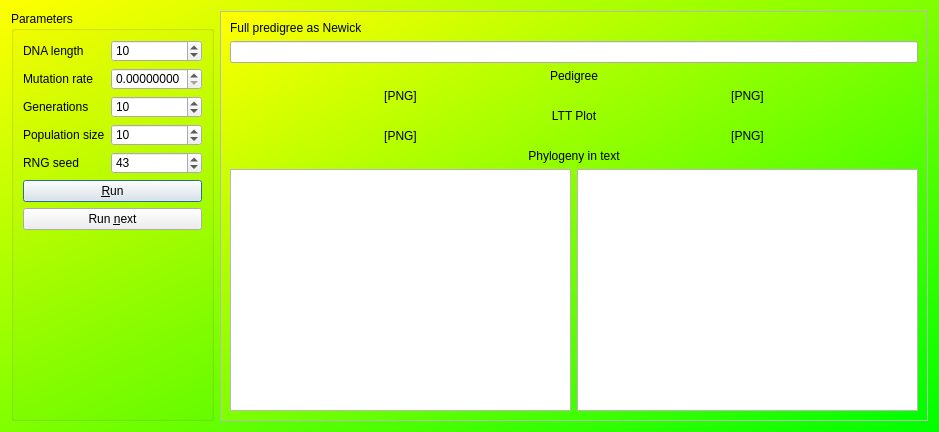
Above: Tools/ToolFisherWrighter/qtfisherwrightermaindialog.ui from richelbilderbeek/ProjectRichelBilderbeek before the change. Below: the same form after it.
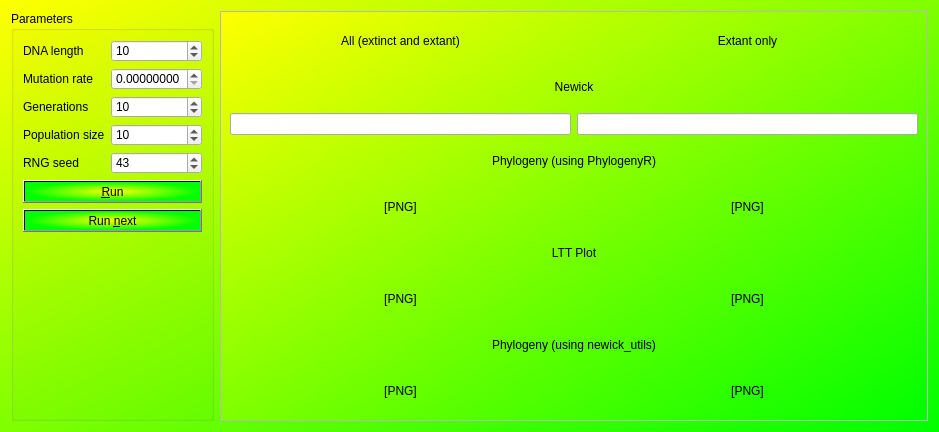
That is the form after the change.

Diff of the .ui file:
```diff
--- a/Tools/ToolFisherWrighter/qtfisherwrightermaindialog.ui
+++ b/Tools/ToolFisherWrighter/qtfisherwrightermaindialog.ui
@@ -20,7 +20,14 @@
 
 QWidget#results { 
   background-color: qlineargradient(x1: 0, y1: 0, x2: 1, y2: 1, stop: 0  #ffff00, stop: 1 #00ff00);
-}</string>
+}
+
+QPushButton
+{
+  color: #000;
+  background-color: qradialgradient(cx: 0.5, cy: 0.5,fx: 0.5, fy: 0.5,radius: 0.5, stop: 0 #ff0, stop: 1 #0f0);
+}
+</string>
   </property>
   <layout class="QGridLayout" name="gridLayout">
    <item row="0" column="0">
@@ -164,8 +171,8 @@
        </rect>
       </property>
       <layout class="QGridLayout" name="gridLayout_2">
-       <item row="3" column="0">
-        <widget class="QLabel" name="image_phylogeny">
+       <item row="9" column="1">
+        <widget class="QLabel" name="image_phylogeny_extant_newickutils">
          <property name="text">
           <string>[PNG]</string>
          </property>
@@ -174,17 +181,7 @@
          </property>
         </widget>
        </item>
-       <item row="3" column="1">
-        <widget class="QLabel" name="image_phylogeny_extant">
-         <property name="text">
-          <string>[PNG]</string>
-         </property>
-         <property name="alignment">
-          <set>Qt::AlignCenter</set>
-         </property>
-        </widget>
-       </item>
-       <item row="5" column="0">
+       <item row="7" column="0">
         <widget class="QLabel" name="image_lttPlot">
          <property name="text">
           <string>[PNG]</string>
@@ -194,8 +191,18 @@
          </property>
         </widget>
        </item>
+       <item row="5" column="0">
+        <widget class="QLabel" name="image_phylogeny">
+         <property name="text">
+          <string>[PNG]</string>
+         </property>
+         <property name="alignment">
+          <set>Qt::AlignCenter</set>
+         </property>
+        </widget>
+       </item>
        <item row="5" column="1">
-        <widget class="QLabel" name="image_lttPlot_extant">
+        <widget class="QLabel" name="image_phylogeny_extant">
          <property name="text">
           <string>[PNG]</string>
          </property>
@@ -204,59 +211,90 @@
          </property>
         </widget>
        </item>
-       <item row="7" column="0">
-        <widget class="QPlainTextEdit" name="text_newick">
-         <property name="font">
-          <font>
-           <family>Courier New</family>
-          </font>
+       <item row="8" column="0" colspan="2">
+        <widget class="QLabel" name="label_full_pedigree_as_txt">
+         <property name="text">
+          <string>Phylogeny (using newick_utils)</string>
          </property>
-         <property name="readOnly">
-          <bool>true</bool>
+         <property name="alignment">
+          <set>Qt::AlignCenter</set>
+         </property>
+        </widget>
+       </item>
+       <item row="9" column="0">
+        <widget class="QLabel" name="image_phylogeny_newickutils">
+         <property name="text">
+          <string>[PNG]</string>
+         </property>
+         <property name="alignment">
+          <set>Qt::AlignCenter</set>
+         </property>
+        </widget>
+       </item>
+       <item row="1" column="1">
+        <widget class="QLabel" name="label_extant">
+         <property name="text">
+          <string>Extant only</string>
+         </property>
+         <property name="alignment">
+          <set>Qt::AlignCenter</set>
+         </property>
+        </widget>
+       </item>
+       <item row="6" column="0" colspan="2">
+        <widget class="QLabel" name="label_lttPlot">
+         <property name="text">
+          <string>LTT Plot</string>
+         </property>
+         <property name="alignment">
+          <set>Qt::AlignCenter</set>
+         </property>
+        </widget>
+       </item>
+       <item row="3" column="1">
+        <widget class="QLineEdit" name="line_newick_extant"/>
+       </item>
+       <item row="4" column="0" colspan="2">
+        <widget class="QLabel" name="label_full_pedigree_as_png">
+         <property name="text">
+          <string>Phylogeny (using PhylogenyR)</string>
+         </property>
+         <property name="alignment">
+          <set>Qt::AlignCenter</set>
          </property>
         </widget>
        </item>
        <item row="7" column="1">
-        <widget class="QPlainTextEdit" name="text_newick_extant"/>
+        <widget class="QLabel" name="image_lttPlot_extant">
+         <property name="text">
+          <string>[PNG]</string>
+         </property>
+         <property name="alignment">
+          <set>Qt::AlignCenter</set>
+         </property>
+        </widget>
        </item>
-       <item row="1" column="0" colspan="2">
+       <item row="1" column="0">
+        <widget class="QLabel" name="label_all">
+         <property name="text">
+          <string>All (extinct and extant)</string>
+         </property>
+         <property name="alignment">
+          <set>Qt::AlignCenter</set>
+         </property>
+        </widget>
+       </item>
+       <item row="3" column="0">
         <widget class="QLineEdit" name="line_newick">
          <property name="readOnly">
           <bool>true</bool>
          </property>
         </widget>
        </item>
-       <item row="0" column="0" colspan="2">
-        <widget class="QLabel" name="label_newick">
-         <property name="text">
-          <string>Full predigree as Newick</string>
-         </property>
-        </widget>
-       </item>
        <item row="2" column="0" colspan="2">
-        <widget class="QLabel" name="label_full_pedigree_as_png">
+        <widget class="QLabel" name="label_newick">
          <property name="text">
-          <string>Pedigree</string>
-         </property>
-         <property name="alignment">
-          <set>Qt::AlignCenter</set>
-         </property>
-        </widget>
-       </item>
-       <item row="4" column="0" colspan="2">
-        <widget class="QLabel" name="label_lttPlot">
-         <property name="text">
-          <string>LTT Plot</string>
-         </property>
-         <property name="alignment">
-          <set>Qt::AlignCenter</set>
-         </property>
-        </widget>
-       </item>
-       <item row="6" column="0" colspan="2">
-        <widget class="QLabel" name="label_full_pedigree_as_txt">
-         <property name="text">
-          <string>Phylogeny in text</string>
+          <string>Newick</string>
          </property>
          <property name="alignment">
           <set>Qt::AlignCenter</set>
```
